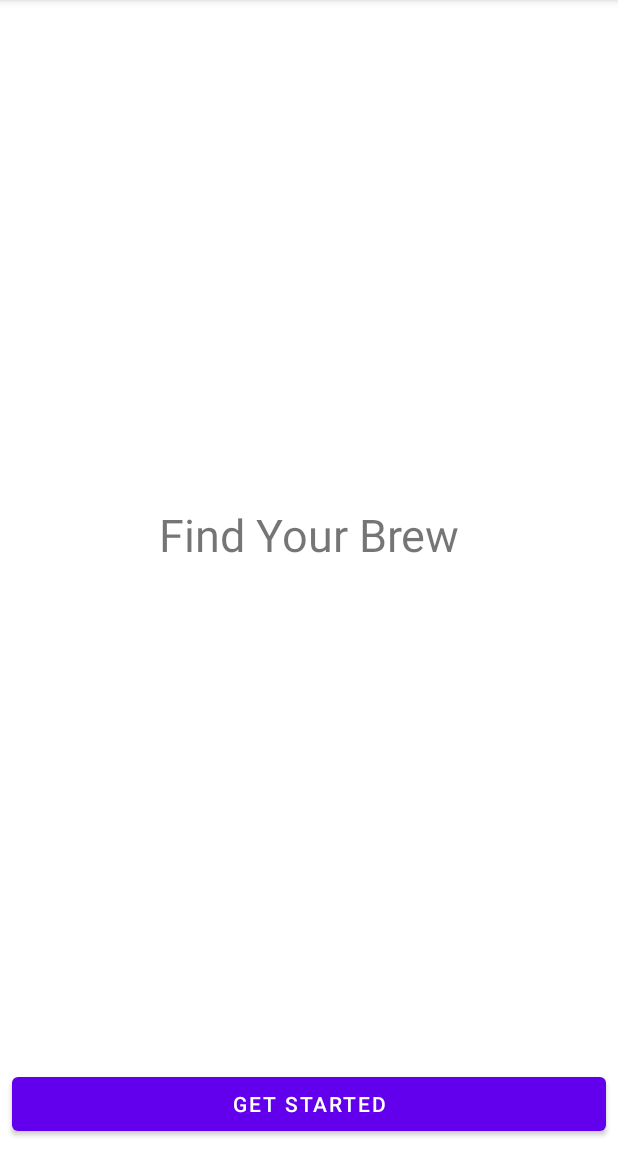
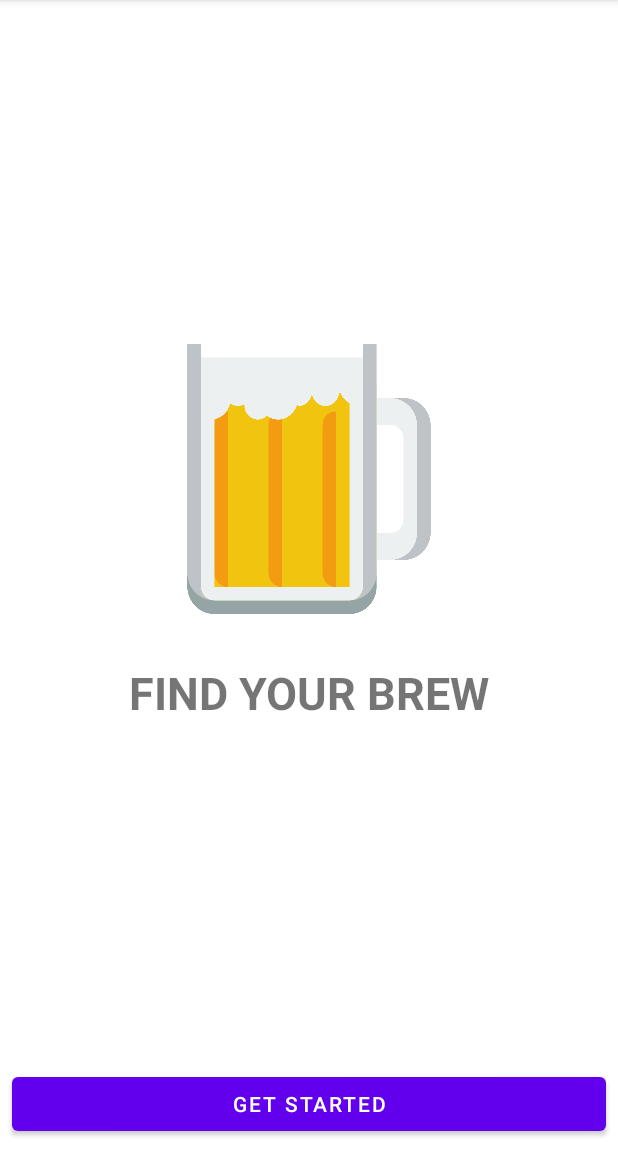
Before and after one commit to kreaselee/COMP371-homework2, an Android app: the screen it shows after launch (MainActivity), on a phone screen of 412 x 824 dp, the part 84-1236 px from its top. Run offline under Robolectric (Android 15) with nearby library versions, the phone set to English and light mode, and no system bars; our stand-ins replace Picasso; pictures from the network do not load.

Commit message:
Added image to home

```diff
--- a/app/src/main/java/com/example/homework2/MainActivity.java
+++ b/app/src/main/java/com/example/homework2/MainActivity.java
@@ -6,10 +6,14 @@ import android.content.Intent;
 import android.os.Bundle;
 import android.view.View;
 import android.widget.Button;
+import android.widget.ImageView;
+
+import com.squareup.picasso.Picasso;
 
 public class MainActivity extends AppCompatActivity {
 
     private Button button_home;
+    private ImageView imageView_home;
 
     @Override
     protected void onCreate(Bundle savedInstanceState) {
@@ -17,6 +21,9 @@ public class MainActivity extends AppCompatActivity {
         setContentView(R.layout.activity_main);
 
         button_home = findViewById(R.id.button_home);
+        imageView_home = findViewById(R.id.imageView_home);
+
+        Picasso.get().load("file:///android_asset/beer.png").into(imageView_home);
 
         button_home.setOnClickListener(new View.OnClickListener() {
             @Override
--- a/app/src/main/res/layout/activity_main.xml
+++ b/app/src/main/res/layout/activity_main.xml
@@ -6,16 +6,38 @@
     android:layout_height="match_parent"
     tools:context=".MainActivity">
 
-    <TextView
-        android:id="@+id/textView_home"
-        android:layout_width="wrap_content"
-        android:layout_height="wrap_content"
-        android:text="@string/textView_home"
-        android:textSize="30sp"
+    <LinearLayout
+        android:layout_width="match_parent"
+        android:layout_height="0dp"
+        android:layout_marginStart="8dp"
+        android:layout_marginTop="8dp"
+        android:layout_marginEnd="8dp"
+        android:layout_marginBottom="8dp"
+        android:gravity="center"
+        android:orientation="vertical"
         app:layout_constraintBottom_toTopOf="@+id/button_home"
-        app:layout_constraintLeft_toLeftOf="parent"
-        app:layout_constraintRight_toRightOf="parent"
-        app:layout_constraintTop_toTopOf="parent" />
+        app:layout_constraintEnd_toEndOf="parent"
+        app:layout_constraintStart_toStartOf="parent"
+        app:layout_constraintTop_toTopOf="parent">
+
+        <ImageView
+            android:id="@+id/imageView_home"
+            android:layout_width="180dp"
+            android:layout_height="180dp"
+            tools:ignore="ContentDescription"
+            tools:srcCompat="@tools:sample/avatars" />
+
+        <TextView
+            android:id="@+id/textView_home"
+            android:layout_width="match_parent"
+            android:layout_height="wrap_content"
+            android:layout_marginTop="32dp"
+            android:gravity="center"
+            android:text="@string/textView_home"
+            android:textSize="30sp"
+            android:textStyle="bold" />
+
+    </LinearLayout>
 
     <Button
         android:id="@+id/button_home"
--- a/app/src/main/res/values/strings.xml
+++ b/app/src/main/res/values/strings.xml
@@ -4,7 +4,7 @@
     <string name="third_activity">Results</string>
     <string name="fourth_activity">More info</string>
 
-    <string name="textView_home">Find Your Brew</string>
+    <string name="textView_home">FIND YOUR BREW</string>
     <string name="button_home">Get started</string>
 
     <string name="editText_name">Search by beer name</string>
```
Also changed, not shown: app/src/main/assets/beer.png (added).
